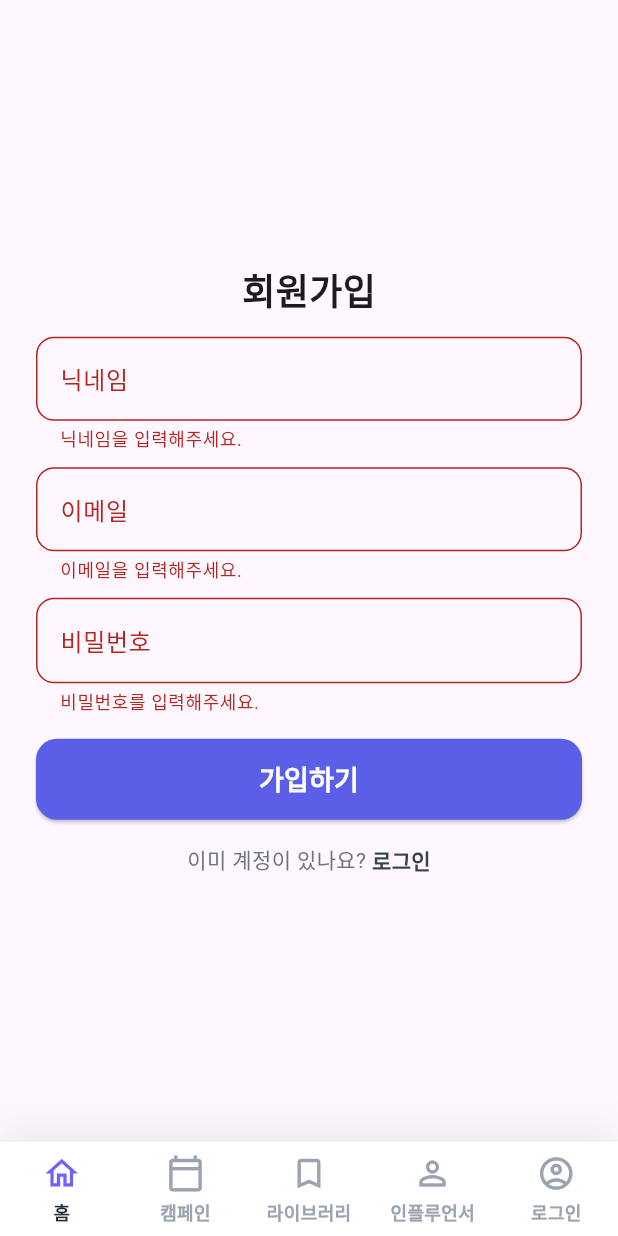
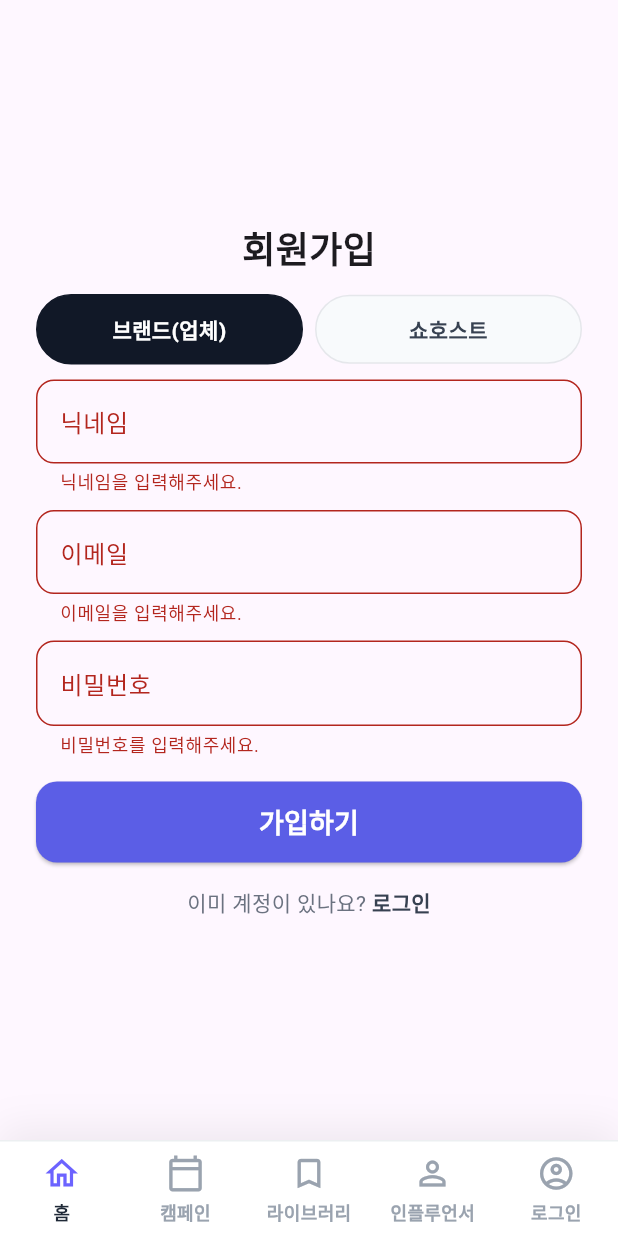
Before and after one commit to livee0322/alpa, a Flutter app: the SignupScreen screen opened by its route, after a tap on "가입하기", on a phone screen of 412 x 824 dp. Run offline on Flutter 3.47's test engine with Material 3 defaults, Android fonts, the phone set to English and light mode, and no system bars; our stand-ins replace file_picker, go_router, shared_preferences; accounts and stored records are empty.

Commit message:
250820 > front-end > flutter > 회원가입 시 역할 선택 기능 추가

```diff
--- a/front-end/flutter/livee/lib/presentation/screens/signup_screen.dart
+++ b/front-end/flutter/livee/lib/presentation/screens/signup_screen.dart
@@ -18,6 +18,7 @@ class _SignupScreenState extends State<SignupScreen> {
   final _passwordController = TextEditingController();
   String _errorMessage = '';
   bool _isLoading = false;
+  String _selectedRole = 'brand';
 
   Future<void> _signup() async {
     if (_formKey.currentState!.validate()) {
@@ -31,7 +32,7 @@ class _SignupScreenState extends State<SignupScreen> {
           _nicknameController.text,
           _emailController.text,
           _passwordController.text,
-          'brand', // 역할은 일단 'brand'로 고정
+          _selectedRole,
         );
         ScaffoldMessenger.of(context).showSnackBar(
           const SnackBar(content: Text('회원가입이 완료되었습니다. 로그인 해주세요.')),
@@ -47,6 +48,49 @@ class _SignupScreenState extends State<SignupScreen> {
         });
       }
     }
+  }
+
+  // 역할 선택 버튼 위젯
+  Widget _buildRoleSelector() {
+    return Row(
+      children: [
+        _buildRoleButton('brand', '브랜드(업체)'),
+        const SizedBox(width: 8),
+        _buildRoleButton('showhost', '쇼호스트'),
+      ],
+    );
+  }
+
+  // 역할 버튼 개별 위젯
+  Widget _buildRoleButton(String role, String label) {
+    final isSelected = _selectedRole == role;
+    return Expanded(
+      child: InkWell(
+        onTap: () {
+          setState(() {
+            _selectedRole = role; //
+          });
+        },
+        child: Container(
+          padding: const EdgeInsets.symmetric(vertical: 12),
+          decoration: BoxDecoration(
+            color: isSelected ? const Color(0xFF111827) : const Color(0xFFF8FAFC),
+            borderRadius: BorderRadius.circular(999),
+            border: Border.all(
+              color: isSelected ? const Color(0xFF111827) : const Color(0xFFE5E7EB),
+            ),
+          ),
+          child: Text(
+            label,
+            textAlign: TextAlign.center,
+            style: TextStyle(
+              color: isSelected ? Colors.white : const Color(0xFF374151),
+              fontWeight: FontWeight.w800,
+            ),
+          ),
+        ),
+      ),
+    );
   }
 
   @override
@@ -71,7 +115,8 @@ class _SignupScreenState extends State<SignupScreen> {
                     ),
                   ),
                   const SizedBox(height: 14),
-                  // 역할 선택은 추후 구현
+                  _buildRoleSelector(),
+                  const SizedBox(height: 10),
                   TextFormField(
                     controller: _nicknameController,
                     decoration: const InputDecoration(
```
